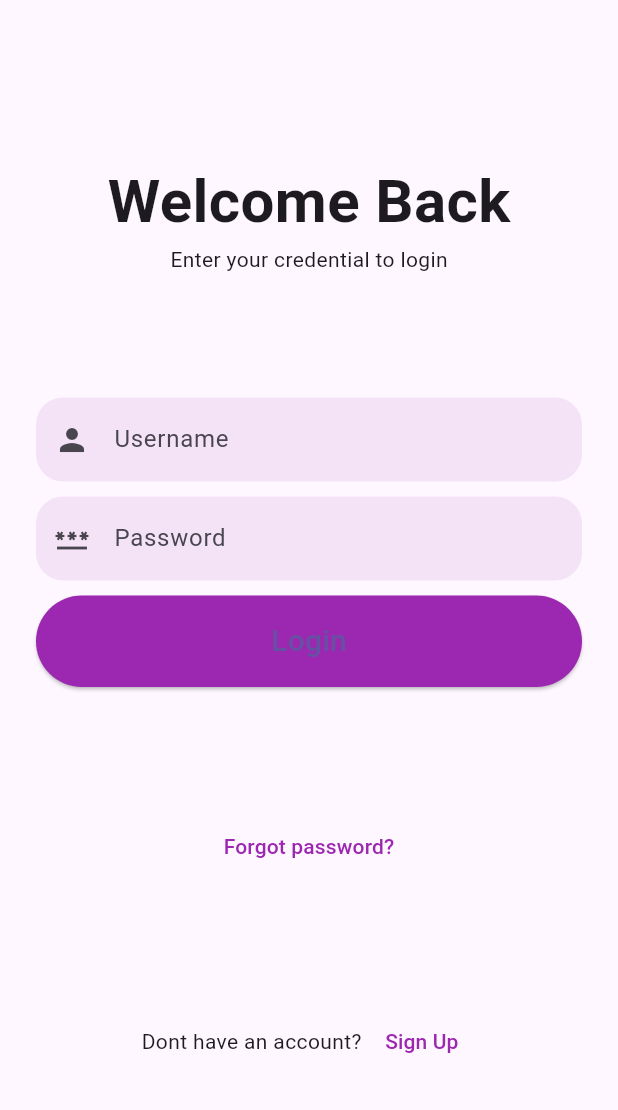
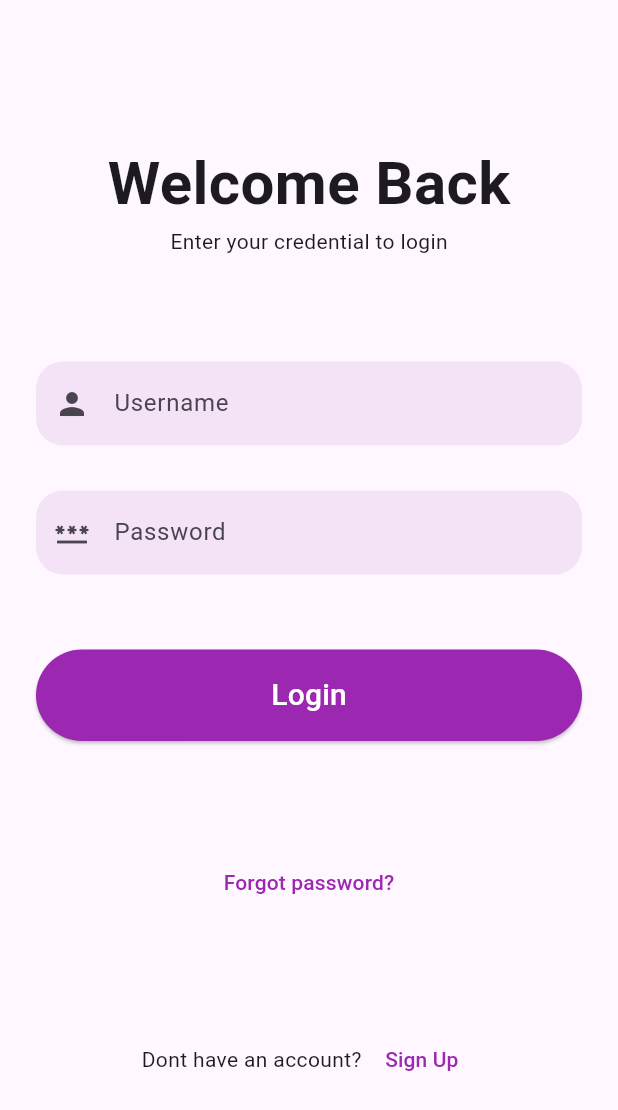
Before and after one commit to PasinduNimesha/MedChannel, a Flutter app: the screen it shows after launch, on a phone screen of 412 x 824 dp. Shown: the top 1110 px of the screen. Run offline on Flutter 3.47's test engine with Material 3 defaults, Android fonts, the phone set to English and light mode, and no system bars.

Commit message:
Update LoginScreen.dart

```diff
--- a/lib/screens/LoginScreen.dart
+++ b/lib/screens/LoginScreen.dart
@@ -50,7 +50,7 @@ class LoginScreen extends StatelessWidget {
               filled: true,
               prefixIcon: const Icon(Icons.person)),
         ),
-        const SizedBox(height: 10),
+        const SizedBox(height: 30),
         TextField(
           decoration: InputDecoration(
             hintText: "Password",
@@ -63,7 +63,7 @@ class LoginScreen extends StatelessWidget {
           ),
           obscureText: true,
         ),
-        const SizedBox(height: 10),
+        const SizedBox(height: 50),
         ElevatedButton(
           onPressed: () {
           },
@@ -74,7 +74,7 @@ class LoginScreen extends StatelessWidget {
           ),
           child: const Text(
             "Login",
-            style: TextStyle(fontSize: 20),
+            style: TextStyle(fontSize: 20, color: Colors.white),
           ),
         )
       ],
```
